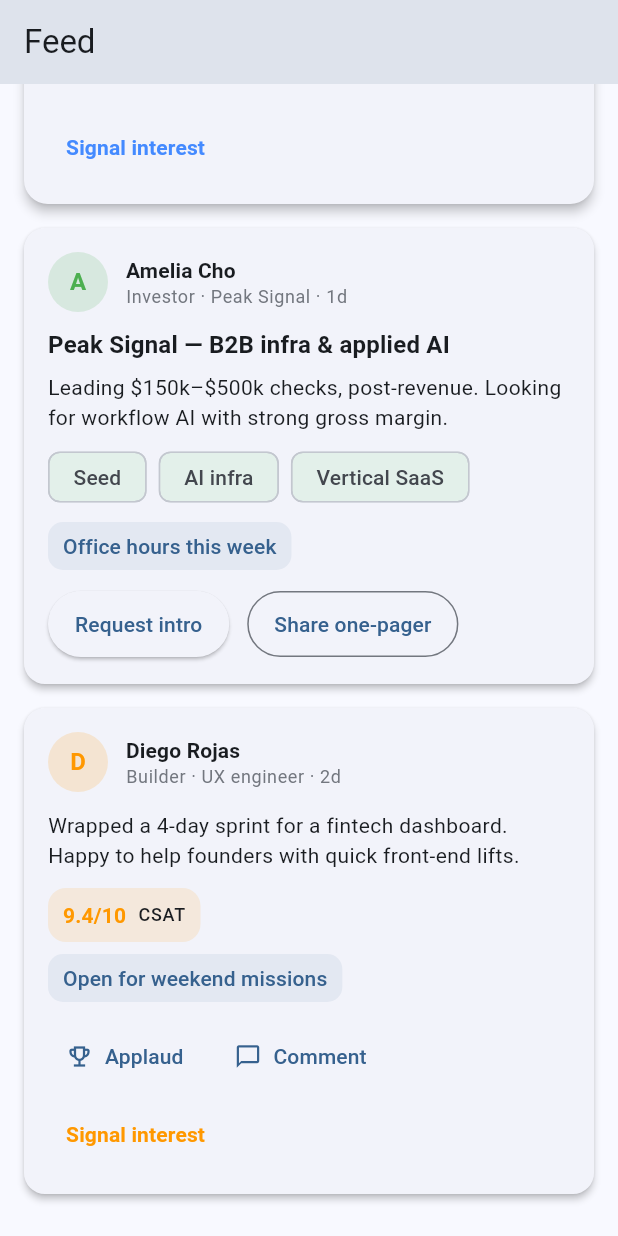
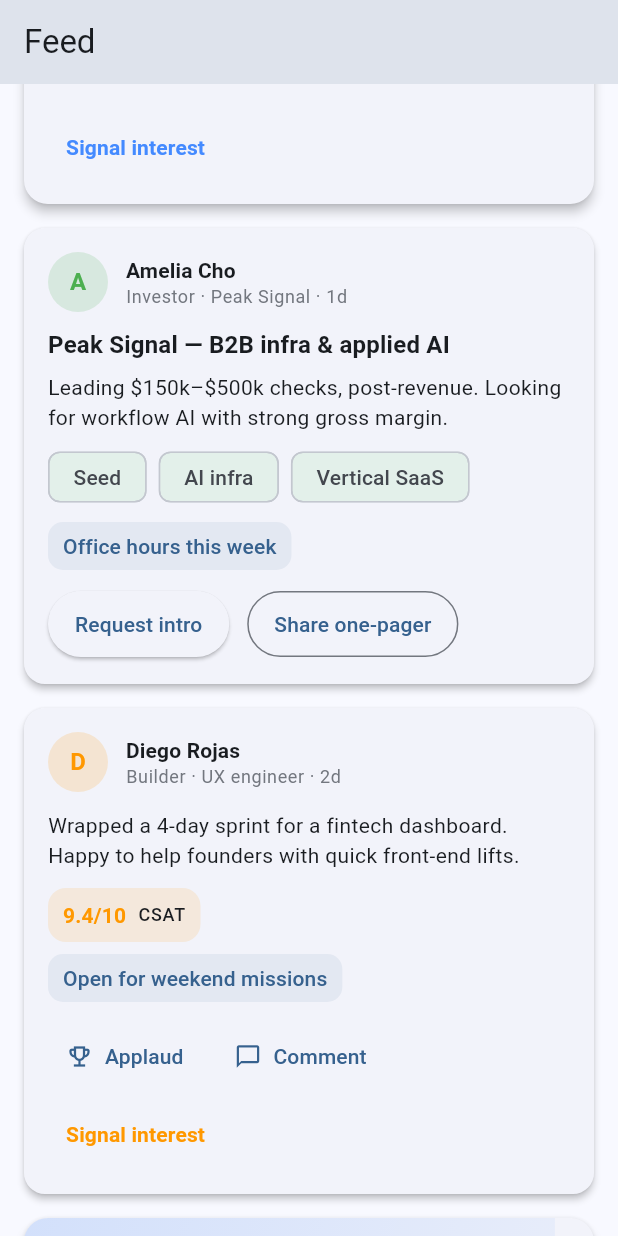
Before and after one commit to plasmidnetwork/startupper, a Flutter app: the FeedScreen screen opened by its route, scrolled down 1804 dp, on a phone screen of 412 x 824 dp. Run offline on Flutter 3.47's test engine with Material 3 defaults, Android fonts, the phone set to English and light mode, and no system bars; our stand-ins replace image_picker.

Commit message:
Hooked the feed up to a small data/service layer and added refresh/load-more behaviors.

```diff
--- /dev/null
+++ b/lib/feed/feed_models.dart
@@ -0,0 +1,53 @@
+import 'package:flutter/material.dart';
+
+enum FeedCardType { update, highlight, mission, investor }
+
+class FeedAuthor {
+  const FeedAuthor({
+    required this.name,
+    required this.role,
+    required this.affiliation,
+    required this.timeAgo,
+  });
+
+  final String name;
+  final String role;
+  final String affiliation;
+  final String timeAgo;
+}
+
+class MetricHighlight {
+  const MetricHighlight({
+    required this.label,
+    required this.value,
+    this.color,
+  });
+
+  final String label;
+  final String value;
+  final Color? color;
+}
+
+class FeedCardData {
+  const FeedCardData({
+    required this.type,
+    required this.author,
+    required this.title,
+    required this.subtitle,
+    this.ask,
+    this.metrics = const [],
+    this.tags = const [],
+    this.reward,
+    this.featured = false,
+  });
+
+  final FeedCardType type;
+  final FeedAuthor author;
+  final String title;
+  final String subtitle;
+  final String? ask;
+  final List<MetricHighlight> metrics;
+  final List<String> tags;
+  final String? reward;
+  final bool featured;
+}
--- /dev/null
+++ b/lib/feed/feed_repository.dart
@@ -0,0 +1,120 @@
+import 'dart:async';
+import 'package:flutter/material.dart';
+import 'feed_models.dart';
+
+class FeedRepository {
+  // Simulate initial fetch with slight delay.
+  Future<List<FeedCardData>> fetchFeed() async {
+    await Future<void>.delayed(const Duration(milliseconds: 300));
+    return _mockFeed;
+  }
+
+  // Simulate loading more items; cycles through the mock list.
+  Future<List<FeedCardData>> loadMore(int currentCount) async {
+    await Future<void>.delayed(const Duration(milliseconds: 300));
+    final start = currentCount % _mockFeed.length;
+    final next = _mockFeed.sublist(start) + _mockFeed.sublist(0, start);
+    // Return only a handful to mimic pagination.
+    return next.take(3).toList();
+  }
+}
+
+const _mockFeed = <FeedCardData>[
+  FeedCardData(
+    type: FeedCardType.highlight,
+    author: FeedAuthor(
+      name: 'Lina Park',
+      role: 'Founder',
+      affiliation: 'Northwind AI',
+      timeAgo: '2h',
+    ),
+    title: 'Northwind AI',
+    subtitle: 'Compliance co-pilot for seed-stage fintech teams.',
+    tags: ['Seed', 'Fintech', 'B2B SaaS'],
+    ask: 'Raising \$1.2M seed',
+    metrics: [
+      MetricHighlight(label: 'MRR', value: '+12%', color: Colors.blueAccent),
+      MetricHighlight(label: 'Waitlist', value: '1.2k'),
+    ],
+    featured: true,
+  ),
+  FeedCardData(
+    type: FeedCardType.update,
+    author: FeedAuthor(
+      name: 'Amir Khan',
+      role: 'Founder',
+      affiliation: 'Driftspace',
+      timeAgo: '6h',
+    ),
+    title: 'Weekly update',
+    subtitle:
+        'Shipped AI onboarding and cut churn by 9%. Piloting with 3 design partners this week.',
+    ask: 'Looking for intros to PLG advisors',
+    metrics: [
+      MetricHighlight(label: 'Activation', value: '+7%'),
+      MetricHighlight(label: 'Engagement', value: '5.2 min', color: Colors.redAccent),
+    ],
+  ),
+  FeedCardData(
+    type: FeedCardType.mission,
+    author: FeedAuthor(
+      name: 'Sofia Duarte',
+      role: 'Founder',
+      affiliation: 'Velvet Labs',
+      timeAgo: '8h',
+    ),
+    title: 'Landing page UX teardown',
+    subtitle: 'Need a sharp UX eye to tighten fold messaging and CTA flow.',
+    tags: ['Design', '1-2 hrs', 'Remote'],
+    reward: '\$300',
+    ask: 'Prefer B2B SaaS experience',
+  ),
+  FeedCardData(
+    type: FeedCardType.highlight,
+    author: FeedAuthor(
+      name: 'Kai Müller',
+      role: 'Founder',
+      affiliation: 'Sunset Bio',
+      timeAgo: '1d',
+    ),
+    title: 'Sunset Bio',
+    subtitle: 'Home-to-clinic lab kit routing with insurer integrations.',
+    tags: ['Health', 'Series A', 'APIs'],
+    ask: 'Adding design partners',
+    metrics: [
+      MetricHighlight(label: 'Clinics', value: '42'),
+      MetricHighlight(label: 'Turnaround', value: '-18%', color: Colors.green),
+    ],
+    featured: true,
+  ),
+  FeedCardData(
+    type: FeedCardType.investor,
+    author: FeedAuthor(
+      name: 'Amelia Cho',
+      role: 'Investor',
+      affiliation: 'Peak Signal',
+      timeAgo: '1d',
+    ),
+    title: 'Peak Signal — B2B infra & applied AI',
+    subtitle:
+        'Leading \$150k–\$500k checks, post-revenue. Looking for workflow AI with strong gross margin.',
+    tags: ['Seed', 'AI infra', 'Vertical SaaS'],
+    ask: 'Office hours this week',
+  ),
+  FeedCardData(
+    type: FeedCardType.update,
+    author: FeedAuthor(
+      name: 'Diego Rojas',
+      role: 'Builder',
+      affiliation: 'UX engineer',
+      timeAgo: '2d',
+    ),
+    title: 'Shipped design sprint',
+    subtitle:
+        'Wrapped a 4-day sprint for a fintech dashboard. Happy to help founders with quick front-end lifts.',
+    ask: 'Open for weekend missions',
+    metrics: [
+      MetricHighlight(label: 'CSAT', value: '9.4/10', color: Colors.orange),
+    ],
+  ),
+];
--- a/lib/feed/feed_screen.dart
+++ b/lib/feed/feed_screen.dart
@@ -1,56 +1,6 @@
 import 'package:flutter/material.dart';
-
-enum FeedCardType { update, highlight, mission, investor }
-
-class FeedAuthor {
-  const FeedAuthor({
-    required this.name,
-    required this.role,
-    required this.affiliation,
-    required this.timeAgo,
-  });
-
-  final String name;
-  final String role;
-  final String affiliation;
-  final String timeAgo;
-}
-
-class MetricHighlight {
-  const MetricHighlight({
-    required this.label,
-    required this.value,
-    this.color,
-  });
-
-  final String label;
-  final String value;
-  final Color? color;
-}
-
-class FeedCardData {
-  const FeedCardData({
-    required this.type,
-    required this.author,
-    required this.title,
-    required this.subtitle,
-    this.ask,
-    this.metrics = const [],
-    this.tags = const [],
-    this.reward,
-    this.featured = false,
-  });
-
-  final FeedCardType type;
-  final FeedAuthor author;
-  final String title;
-  final String subtitle;
-  final String? ask;
-  final List<MetricHighlight> metrics;
-  final List<String> tags;
-  final String? reward;
-  final bool featured;
-}
+import 'feed_models.dart';
+import 'feed_repository.dart';
 
 class FeedScreen extends StatefulWidget {
   const FeedScreen({Key? key}) : super(key: key);
@@ -61,11 +11,72 @@ class FeedScreen extends StatefulWidget {
 
 class _FeedScreenState extends State<FeedScreen> {
   final Set<String> _activeFilters = {'Personalized'};
+  final _repo = FeedRepository();
+  final ScrollController _scrollController = ScrollController();
+  List<FeedCardData> _items = [];
+  bool _loading = true;
+  bool _refreshing = false;
+  bool _loadingMore = false;
+
+  @override
+  void initState() {
+    super.initState();
+    _loadInitial();
+    _scrollController.addListener(_onScroll);
+  }
+
+  @override
+  void dispose() {
+    _scrollController.dispose();
+    super.dispose();
+  }
+
+  Future<void> _loadInitial() async {
+    final data = await _repo.fetchFeed();
+    if (!mounted) return;
+    setState(() {
+      _items = data;
+      _loading = false;
+    });
+  }
+
+  Future<void> _refresh() async {
+    setState(() {
+      _refreshing = true;
+    });
+    final data = await _repo.fetchFeed();
+    if (!mounted) return;
+    setState(() {
+      _items = data;
+      _refreshing = false;
+    });
+  }
+
+  Future<void> _loadMore() async {
+    if (_loadingMore) return;
+    setState(() {
+      _loadingMore = true;
+    });
+    final more = await _repo.loadMore(_items.length);
+    if (!mounted) return;
+    setState(() {
+      _items = [..._items, ...more];
+      _loadingMore = false;
+    });
+  }
+
+  void _onScroll() {
+    if (_loadingMore) return;
+    if (_scrollController.position.pixels >=
+        _scrollController.position.maxScrollExtent - 200) {
+      _loadMore();
+    }
+  }
 
   @override
   Widget build(BuildContext context) {
     final theme = Theme.of(context);
-    final featured = _feedItems.where((item) => item.featured).toList();
+    final featured = _items.where((item) => item.featured).toList();
 
     return Scaffold(
       appBar: AppBar(
@@ -73,7 +84,12 @@ class _FeedScreenState extends State<FeedScreen> {
         automaticallyImplyLeading: false,
       ),
       body: SafeArea(
+        child: RefreshIndicator(
+          onRefresh: _refresh,
+          displacement: 80,
           child: CustomScrollView(
+            controller: _scrollController,
+            physics: const AlwaysScrollableScrollPhysics(),
             slivers: [
               SliverToBoxAdapter(
                 child: Padding(
@@ -102,6 +118,12 @@ class _FeedScreenState extends State<FeedScreen> {
                   ),
                 ),
               ),
+              if (_loading)
+                const SliverFillRemaining(
+                  hasScrollBody: false,
+                  child: Center(child: CircularProgressIndicator()),
+                )
+              else ...[
                 if (featured.isNotEmpty)
                   SliverToBoxAdapter(
                     child: Padding(
@@ -124,20 +146,32 @@ class _FeedScreenState extends State<FeedScreen> {
                 SliverList(
                   delegate: SliverChildBuilderDelegate(
                     (context, index) {
-                  final item = _feedItems[index];
+                      final item = _items[index];
                       return Padding(
                         padding:
                             EdgeInsets.fromLTRB(16, index == 0 ? 16 : 12, 16, 4),
                         child: FeedCard(data: item),
                       );
                     },
-                childCount: _feedItems.length,
+                    childCount: _items.length,
                   ),
                 ),
-            const SliverToBoxAdapter(
-              child: SizedBox(height: 24),
+                SliverToBoxAdapter(
+                  child: Padding(
+                    padding: const EdgeInsets.symmetric(vertical: 16),
+                    child: Center(
+                      child: _loadingMore
+                          ? const CircularProgressIndicator()
+                          : Text(
+                              _refreshing ? 'Refreshing...' : ' ',
+                              style: theme.textTheme.bodySmall,
+                            ),
+                    ),
+                  ),
                 ),
               ],
+            ],
+          ),
         ),
       ),
     );
@@ -735,103 +769,3 @@ Color _roleAccent(String role, ThemeData theme) {
       return theme.colorScheme.primary;
   }
 }
-
-const _feedItems = <FeedCardData>[
-  FeedCardData(
-    type: FeedCardType.highlight,
-    author: FeedAuthor(
-      name: 'Lina Park',
-      role: 'Founder',
-      affiliation: 'Northwind AI',
-      timeAgo: '2h',
-    ),
-    title: 'Northwind AI',
-    subtitle: 'Compliance co-pilot for seed-stage fintech teams.',
-    tags: ['Seed', 'Fintech', 'B2B SaaS'],
-    ask: 'Raising \$1.2M seed',
-    metrics: [
-      MetricHighlight(label: 'MRR', value: '+12%', color: Colors.blueAccent),
-      MetricHighlight(label: 'Waitlist', value: '1.2k'),
-    ],
-    featured: true,
-  ),
-  FeedCardData(
-    type: FeedCardType.update,
-    author: FeedAuthor(
-      name: 'Amir Khan',
-      role: 'Founder',
-      affiliation: 'Driftspace',
-      timeAgo: '6h',
-    ),
-    title: 'Weekly update',
-    subtitle:
-        'Shipped AI onboarding and cut churn by 9%. Piloting with 3 design partners this week.',
-    ask: 'Looking for intros to PLG advisors',
-    metrics: [
-      MetricHighlight(label: 'Activation', value: '+7%'),
-      MetricHighlight(label: 'Engagement', value: '5.2 min', color: Colors.redAccent),
-    ],
-  ),
-  FeedCardData(
-    type: FeedCardType.mission,
-    author: FeedAuthor(
-      name: 'Sofia Duarte',
-      role: 'Founder',
-      affiliation: 'Velvet Labs',
-      timeAgo: '8h',
-    ),
-    title: 'Landing page UX teardown',
-    subtitle: 'Need a sharp UX eye to tighten fold messaging and CTA flow.',
-    tags: ['Design', '1-2 hrs', 'Remote'],
-    reward: '\$300',
-    ask: 'Prefer B2B SaaS experience',
-  ),
-  FeedCardData(
-    type: FeedCardType.highlight,
-    author: FeedAuthor(
-      name: 'Kai Müller',
-      role: 'Founder',
-      affiliation: 'Sunset Bio',
-      timeAgo: '1d',
-    ),
-    title: 'Sunset Bio',
-    subtitle: 'Home-to-clinic lab kit routing with insurer integrations.',
-    tags: ['Health', 'Series A', 'APIs'],
-    ask: 'Adding design partners',
-    metrics: [
-      MetricHighlight(label: 'Clinics', value: '42'),
-      MetricHighlight(label: 'Turnaround', value: '-18%', color: Colors.green),
-    ],
-    featured: true,
-  ),
-  FeedCardData(
-    type: FeedCardType.investor,
-    author: FeedAuthor(
-      name: 'Amelia Cho',
-      role: 'Investor',
-      affiliation: 'Peak Signal',
-      timeAgo: '1d',
-    ),
-    title: 'Peak Signal — B2B infra & applied AI',
-    subtitle:
-        'Leading \$150k–\$500k checks, post-revenue. Looking for workflow AI with strong gross margin.',
-    tags: ['Seed', 'AI infra', 'Vertical SaaS'],
-    ask: 'Office hours this week',
-  ),
-  FeedCardData(
-    type: FeedCardType.update,
-    author: FeedAuthor(
-      name: 'Diego Rojas',
-      role: 'Builder',
-      affiliation: 'UX engineer',
-      timeAgo: '2d',
-    ),
-    title: 'Shipped design sprint',
-    subtitle:
-        'Wrapped a 4-day sprint for a fintech dashboard. Happy to help founders with quick front-end lifts.',
-    ask: 'Open for weekend missions',
-    metrics: [
-      MetricHighlight(label: 'CSAT', value: '9.4/10', color: Colors.orange),
-    ],
-  ),
-];
```
Lines whose indentation alone changed are shown as unchanged.
